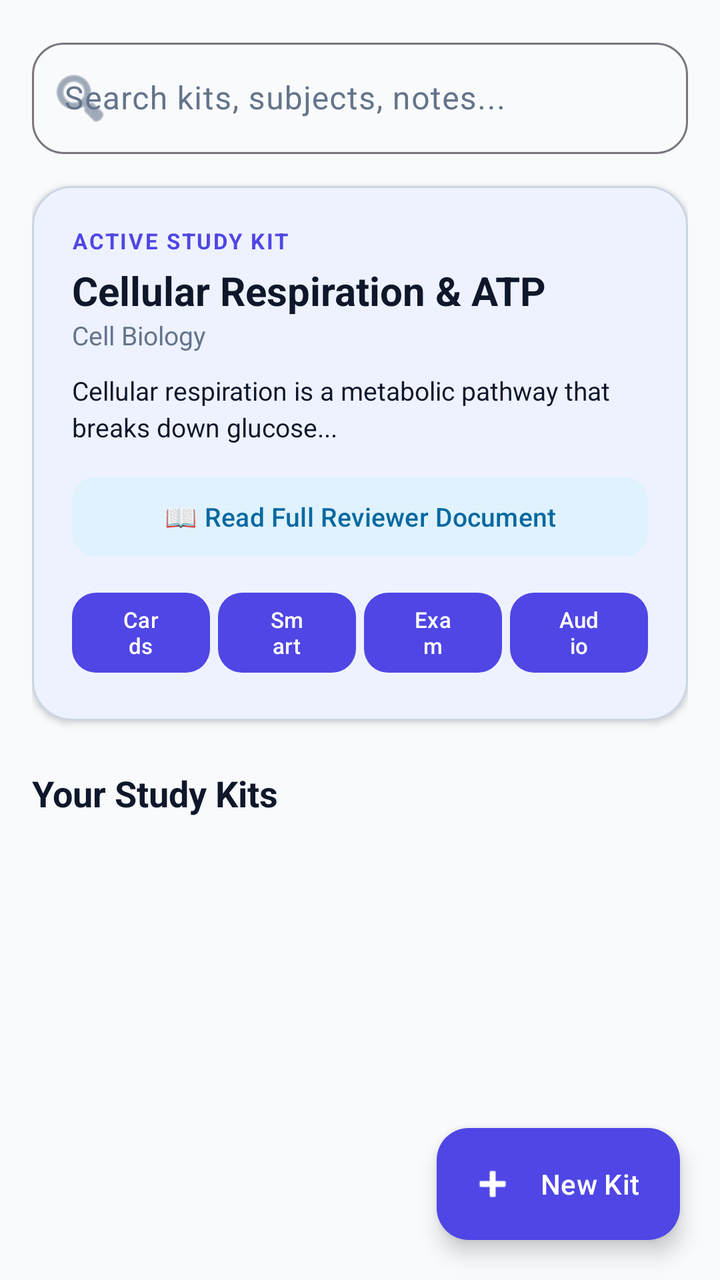
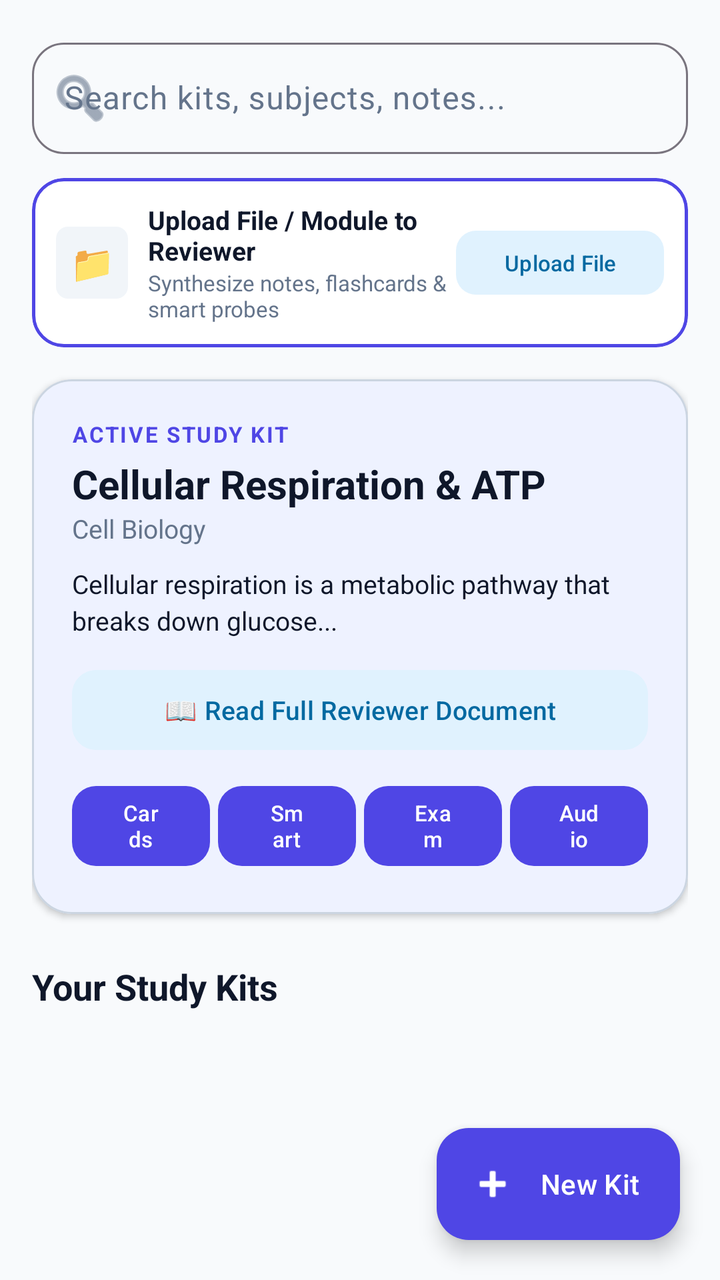

Compare the two renders of this Android layout. The source of the first and the diff that turns it into the second are given below.
<!-- AndroidManifest.xml: application theme Theme.StudyBuddy -->
<!-- res/layout/fragment_study_kits.xml -->
<?xml version="1.0" encoding="utf-8"?>
<androidx.coordinatorlayout.widget.CoordinatorLayout xmlns:android="http://schemas.android.com/apk/res/android"
    xmlns:app="http://schemas.android.com/apk/res-auto"
    android:layout_width="match_parent"
    android:layout_height="match_parent"
    android:background="@color/md_theme_background">

    <androidx.core.widget.NestedScrollView
        android:layout_width="match_parent"
        android:layout_height="match_parent"
        android:fillViewport="true">

        <LinearLayout
            android:layout_width="match_parent"
            android:layout_height="wrap_content"
            android:orientation="vertical"
            android:padding="16dp">

            
            <com.google.android.material.textfield.TextInputLayout
                android:id="@+id/search_layout"
                style="@style/Widget.Material3.TextInputLayout.OutlinedBox"
                android:layout_width="match_parent"
                android:layout_height="wrap_content"
                android:hint="Search kits, subjects, notes..."
                app:boxCornerRadiusBottomEnd="16dp"
                app:boxCornerRadiusBottomStart="16dp"
                app:boxCornerRadiusTopEnd="16dp"
                app:boxCornerRadiusTopStart="16dp"
                app:startIconDrawable="@android:drawable/ic_menu_search">

                <com.google.android.material.textfield.TextInputEditText
                    android:id="@+id/et_search"
                    android:layout_width="match_parent"
                    android:layout_height="wrap_content"
                    android:inputType="text" />
            </com.google.android.material.textfield.TextInputLayout>

            
            <com.google.android.material.card.MaterialCardView
                android:id="@+id/card_spotlight"
                android:layout_width="match_parent"
                android:layout_height="wrap_content"
                android:layout_marginTop="16dp"
                app:cardCornerRadius="20dp"
                app:cardElevation="2dp"
                app:strokeWidth="1dp"
                app:strokeColor="@color/md_theme_outline"
                app:cardBackgroundColor="@color/md_theme_primaryContainer">

                <LinearLayout
                    android:layout_width="match_parent"
                    android:layout_height="wrap_content"
                    android:orientation="vertical"
                    android:padding="20dp">

                    <TextView
                        android:id="@+id/tv_spotlight_badge"
                        android:layout_width="wrap_content"
                        android:layout_height="wrap_content"
                        android:text="ACTIVE STUDY KIT"
                        android:textColor="@color/md_theme_primary"
                        android:textSize="11sp"
                        android:textStyle="bold"
                        android:letterSpacing="0.08" />

                    <TextView
                        android:id="@+id/tv_spotlight_title"
                        android:layout_width="wrap_content"
                        android:layout_height="wrap_content"
                        android:layout_marginTop="4dp"
                        android:text="Cellular Respiration &amp; ATP"
                        android:textColor="@color/md_theme_onSurface"
                        android:textSize="20sp"
                        android:textStyle="bold" />

                    <TextView
                        android:id="@+id/tv_spotlight_subject"
                        android:layout_width="wrap_content"
                        android:layout_height="wrap_content"
                        android:text="Cell Biology"
                        android:textColor="@color/md_theme_onSurfaceVariant"
                        android:textSize="13sp" />

                    <TextView
                        android:id="@+id/tv_spotlight_summary"
                        android:layout_width="wrap_content"
                        android:layout_height="wrap_content"
                        android:layout_marginTop="10dp"
                        android:text="Cellular respiration is a metabolic pathway that breaks down glucose..."
                        android:textColor="@color/md_theme_onSurface"
                        android:textSize="13sp"
                        android:lineSpacingExtra="3dp" />

                    
                    <com.google.android.material.button.MaterialButton
                        android:id="@+id/btn_read_full_reviewer"
                        style="@style/Widget.Material3.Button.TonalButton"
                        android:layout_width="match_parent"
                        android:layout_height="48dp"
                        android:layout_marginTop="12dp"
                        android:text="📖 Read Full Reviewer Document"
                        android:textSize="13sp"
                        app:cornerRadius="12dp" />

                    
                    <LinearLayout
                        android:layout_width="match_parent"
                        android:layout_height="wrap_content"
                        android:layout_marginTop="10dp"
                        android:orientation="horizontal">

                        <com.google.android.material.button.MaterialButton
                            android:id="@+id/btn_quick_flashcards"
                            android:layout_width="0dp"
                            android:layout_height="48dp"
                            android:layout_weight="1"
                            android:layout_marginEnd="4dp"
                            android:text="Cards"
                            android:textSize="11sp"
                            app:cornerRadius="12dp" />

                        <com.google.android.material.button.MaterialButton
                            android:id="@+id/btn_quick_smart_test"
                            android:layout_width="0dp"
                            android:layout_height="48dp"
                            android:layout_weight="1"
                            android:layout_marginEnd="4dp"
                            android:text="Smart Test"
                            android:textSize="11sp"
                            app:cornerRadius="12dp" />

                        <com.google.android.material.button.MaterialButton
                            android:id="@+id/btn_quick_quiz"
                            android:layout_width="0dp"
                            android:layout_height="48dp"
                            android:layout_weight="1"
                            android:layout_marginEnd="4dp"
                            android:text="Exam"
                            android:textSize="11sp"
                            app:cornerRadius="12dp" />

                        <com.google.android.material.button.MaterialButton
                            android:id="@+id/btn_quick_audio"
                            android:layout_width="0dp"
                            android:layout_height="48dp"
                            android:layout_weight="1"
                            android:text="Audio"
                            android:textSize="11sp"
                            app:cornerRadius="12dp" />
                    </LinearLayout>
                </LinearLayout>
            </com.google.android.material.card.MaterialCardView>

            
            <com.google.android.material.card.MaterialCardView
                android:id="@+id/card_empty_state"
                android:layout_width="match_parent"
                android:layout_height="wrap_content"
                android:layout_marginTop="20dp"
                android:visibility="gone"
                app:cardCornerRadius="20dp"
                app:cardElevation="1dp"
                app:strokeWidth="1dp"
                app:strokeColor="@color/md_theme_outline"
                app:cardBackgroundColor="@color/md_theme_surface">

                <LinearLayout
                    android:layout_width="match_parent"
                    android:layout_height="wrap_content"
                    android:orientation="vertical"
                    android:gravity="center"
                    android:padding="32dp">

                    <TextView
                        android:layout_width="68dp"
                        android:layout_height="68dp"
                        android:background="@drawable/badge_bg"
                        android:gravity="center"
                        android:text="📚"
                        android:textSize="32sp" />

                    <TextView
                        android:layout_width="wrap_content"
                        android:layout_height="wrap_content"
                        android:layout_marginTop="16dp"
                        android:text="No Study Kits Yet"
                        android:textColor="@color/md_theme_onSurface"
                        android:textSize="18sp"
                        android:textStyle="bold" />

                    <TextView
                        android:layout_width="wrap_content"
                        android:layout_height="wrap_content"
                        android:layout_marginTop="6dp"
                        android:gravity="center"
                        android:text="Upload a document (.txt, notes) or tap 'Create Study Kit' below to generate your first custom smart reviewer!"
                        android:textColor="@color/md_theme_onSurfaceVariant"
                        android:textSize="13sp"
                        android:lineSpacingExtra="3dp" />

                    <com.google.android.material.button.MaterialButton
                        android:id="@+id/btn_empty_create_kit"
                        android:layout_width="wrap_content"
                        android:layout_height="50dp"
                        android:layout_marginTop="20dp"
                        android:text="Create Your First Kit"
                        app:cornerRadius="14dp"
                        app:icon="@android:drawable/ic_input_add" />
                </LinearLayout>
            </com.google.android.material.card.MaterialCardView>

            
            <TextView
                android:id="@+id/tv_all_kits_header"
                android:layout_width="wrap_content"
                android:layout_height="wrap_content"
                android:layout_marginTop="24dp"
                android:layout_marginBottom="12dp"
                android:text="Your Study Kits"
                android:textColor="@color/md_theme_onSurface"
                android:textSize="18sp"
                android:textStyle="bold" />

            
            <androidx.recyclerview.widget.RecyclerView
                android:id="@+id/rv_study_kits"
                android:layout_width="match_parent"
                android:layout_height="wrap_content"
                android:nestedScrollingEnabled="false" />

            <View
                android:layout_width="match_parent"
                android:layout_height="80dp" />

        </LinearLayout>
    </androidx.core.widget.NestedScrollView>

    
    <com.google.android.material.floatingactionbutton.ExtendedFloatingActionButton
        android:id="@+id/fab_new_kit"
        android:layout_width="wrap_content"
        android:layout_height="wrap_content"
        android:layout_gravity="bottom|end"
        android:layout_margin="20dp"
        android:text="New Kit"
        android:textColor="#FFFFFF"
        app:iconTint="#FFFFFF"
        app:backgroundTint="@color/md_theme_primary"
        app:icon="@android:drawable/ic_input_add" />

</androidx.coordinatorlayout.widget.CoordinatorLayout>
<!-- resources referenced by this layout -->
<resources>
  <color name="md_theme_background">#F8FAFC</color>
  <color name="md_theme_onSurface">#0F172A</color>
  <color name="md_theme_onSurfaceVariant">#64748B</color>
  <color name="md_theme_outline">#CBD5E1</color>
  <color name="md_theme_primary">#4F46E5</color>
  <color name="md_theme_primaryContainer">#EEF2FF</color>
  <color name="md_theme_surface">#FFFFFF</color>
  <!-- drawable badge_bg (drawable) -->
  <?xml version="1.0" encoding="utf-8"?>
  <shape xmlns:android="http://schemas.android.com/apk/res/android"
      android:shape="rectangle">
      <corners android:radius="6dp" />
      <solid android:color="@color/md_theme_surfaceVariant" />
  </shape>
  <style name="Theme.StudyBuddy" parent="Theme.Material3.DayNight.NoActionBar">
          
          <item name="colorPrimary">@color/md_theme_primary</item>
          <item name="colorOnPrimary">@color/md_theme_onPrimary</item>
          <item name="colorPrimaryContainer">@color/md_theme_primaryContainer</item>
          <item name="colorOnPrimaryContainer">@color/md_theme_onPrimaryContainer</item>
          
          <item name="colorSecondary">@color/md_theme_secondary</item>
          <item name="colorOnSecondary">@color/md_theme_onSecondary</item>
          <item name="colorSecondaryContainer">@color/md_theme_secondaryContainer</item>
          <item name="colorOnSecondaryContainer">@color/md_theme_onSecondaryContainer</item>
  
          <item name="colorTertiary">@color/md_theme_tertiary</item>
          <item name="colorOnTertiary">#FFFFFF</item>
  
          <item name="android:colorBackground">@color/md_theme_background</item>
          <item name="colorSurface">@color/md_theme_surface</item>
          <item name="colorOnSurface">@color/md_theme_onSurface</item>
          <item name="colorSurfaceVariant">@color/md_theme_surfaceVariant</item>
          <item name="colorOnSurfaceVariant">@color/md_theme_onSurfaceVariant</item>
  
          
          <item name="android:statusBarColor">@color/md_theme_background</item>
          <item name="android:windowLightStatusBar">true</item>
          <item name="android:navigationBarColor">@color/md_theme_surface</item>
      </style>
  <color name="md_theme_surfaceVariant">#F1F5F9</color>
  <color name="md_theme_onPrimary">#FFFFFF</color>
  <color name="md_theme_onPrimaryContainer">#312E81</color>
  <color name="md_theme_secondary">#06B6D4</color>
  <color name="md_theme_onSecondary">#FFFFFF</color>
  <color name="md_theme_secondaryContainer">#E0F2FE</color>
  <color name="md_theme_onSecondaryContainer">#0369A1</color>
  <color name="md_theme_tertiary">#8B5CF6</color>
</resources>

<!-- the commit's change to res/layout/fragment_study_kits.xml (unified diff, before → after) -->
@@ -35,6 +35,67 @@
                     android:layout_height="wrap_content"
                     android:inputType="text" />
             </com.google.android.material.textfield.TextInputLayout>
+
+            
+            <com.google.android.material.card.MaterialCardView
+                android:id="@+id/card_quick_upload"
+                android:layout_width="match_parent"
+                android:layout_height="wrap_content"
+                android:layout_marginTop="12dp"
+                app:cardCornerRadius="16dp"
+                app:cardElevation="0dp"
+                app:strokeWidth="1.5dp"
+                app:strokeColor="@color/md_theme_primary"
+                app:cardBackgroundColor="@color/md_theme_surface">
+
+                <LinearLayout
+                    android:layout_width="match_parent"
+                    android:layout_height="wrap_content"
+                    android:orientation="horizontal"
+                    android:gravity="center_vertical"
+                    android:padding="12dp">
+
+                    <TextView
+                        android:layout_width="36dp"
+                        android:layout_height="36dp"
+                        android:background="@drawable/badge_bg"
+                        android:gravity="center"
+                        android:text="📁"
+                        android:textSize="18sp" />
+
+                    <LinearLayout
+                        android:layout_width="0dp"
+                        android:layout_height="wrap_content"
+                        android:layout_marginStart="10dp"
+                        android:layout_weight="1"
+                        android:orientation="vertical">
+
+                        <TextView
+                            android:layout_width="wrap_content"
+                            android:layout_height="wrap_content"
+                            android:text="Upload File / Module to Reviewer"
+                            android:textColor="@color/md_theme_onSurface"
+                            android:textSize="13sp"
+                            android:textStyle="bold" />
+
+                        <TextView
+                            android:layout_width="wrap_content"
+                            android:layout_height="wrap_content"
+                            android:text="Synthesize notes, flashcards &amp; smart probes"
+                            android:textColor="@color/md_theme_onSurfaceVariant"
+                            android:textSize="11sp" />
+                    </LinearLayout>
+
+                    <com.google.android.material.button.MaterialButton
+                        android:id="@+id/btn_upload_module_reviewer"
+                        style="@style/Widget.Material3.Button.TonalButton"
+                        android:layout_width="wrap_content"
+                        android:layout_height="40dp"
+                        android:text="Upload File"
+                        android:textSize="11sp"
+                        app:cornerRadius="10dp" />
+                </LinearLayout>
+            </com.google.android.material.card.MaterialCardView>
 
             
             <com.google.android.material.card.MaterialCardView
